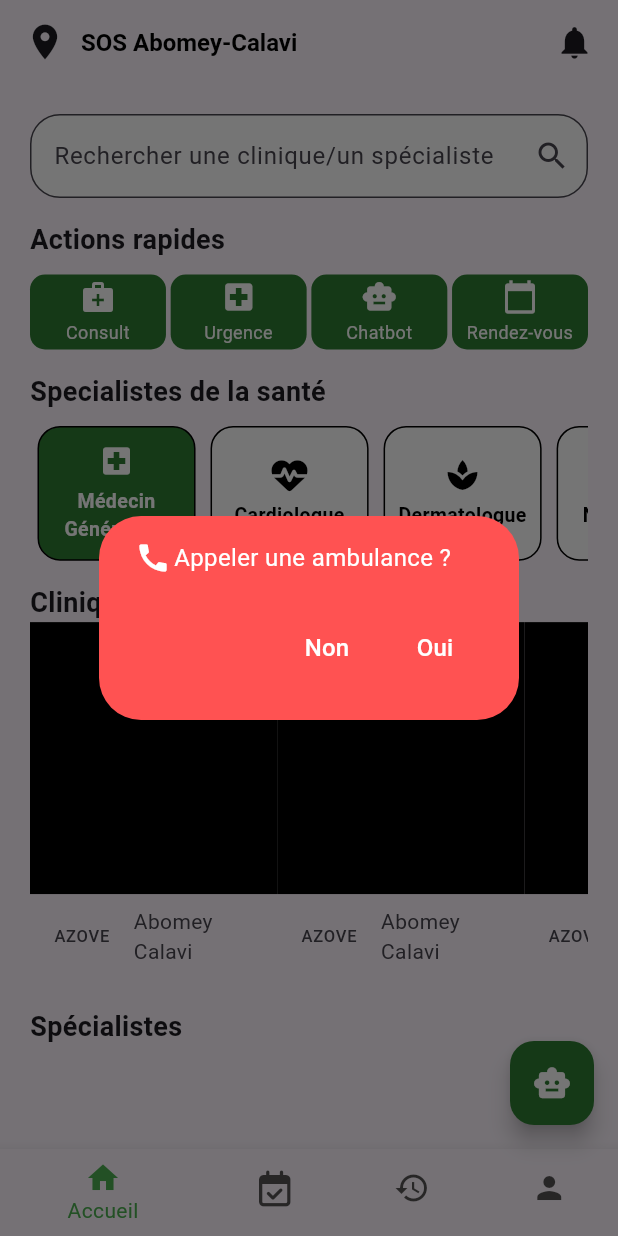
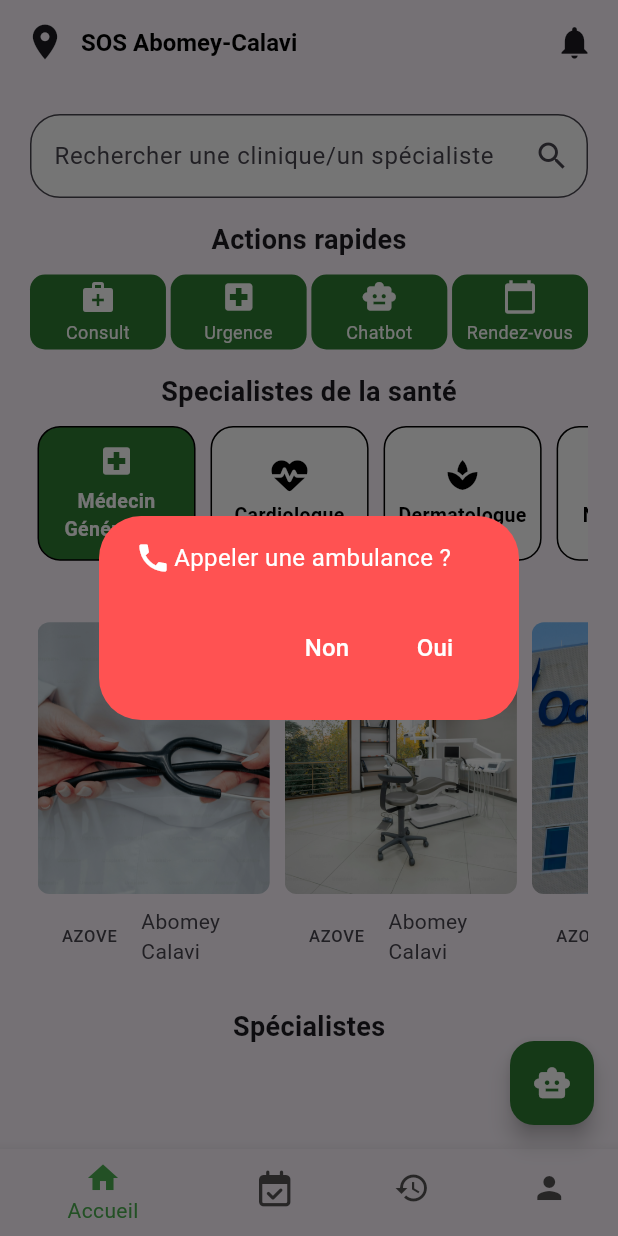
Before and after one commit to Medenou/medi, a Flutter app: the screen it shows after launch, after a tap on "Urgence", on a phone screen of 412 x 824 dp. Run offline on Flutter 3.47's test engine with Material 3 defaults, Android fonts, the phone set to English and light mode, and no system bars; our stand-ins replace cloud_firestore, firebase_auth, firebase_core, font_awesome_flutter, geocoding, location; accounts and stored records are empty.

Commit message:
Optimisation de Clinique

```diff
--- a/mediclic/lib/otherpages/clinique.dart
+++ b/mediclic/lib/otherpages/clinique.dart
@@ -11,6 +11,7 @@ class Clinique extends StatefulWidget {
 }
 
 class _CliniqueState extends State {
+  int selectedIndex = 0;
   @override
   Widget build(BuildContext context) {
     double hauteur = MediaQuery.of(context).size.height;
@@ -22,17 +23,36 @@ class _CliniqueState extends State {
         scrollDirection: Axis.horizontal,
         itemCount: 10,
         itemBuilder: (context, index) {
-          return SizedBox(
+          selectedIndex = index;
+          return GestureDetector(
+            child: Container(
+              padding: EdgeInsets.only(left: 5, right: 5),
               width: largeur * 0.4,
               height: hauteur * 0.3,
               child: Column(
                 children: [
-                Container(height: hauteur * 0.22, color: Colors.black),
+                  Container(
+                    height: hauteur * 0.22,
+
+                    decoration: BoxDecoration(
+                      image: DecorationImage(
+                        image:
+                            index % 3 == 0
+                                ? AssetImage('assets/image1.png')
+                                : index % 3 == 1
+                                ? AssetImage('assets/image2.png')
+                                : AssetImage('assets/image3.png'),
+                        fit: BoxFit.cover,
+                      ),
+                      borderRadius: BorderRadius.all(Radius.circular(8)),
+                    ),
+                  ),
                   ListTile(
                     leading: Text('AZOVE'),
                     subtitle: Text('Abomey Calavi'),
                   ),
                 ],
+              ),
             ),
           );
         },
--- a/mediclic/lib/pages/home.dart
+++ b/mediclic/lib/pages/home.dart
@@ -15,6 +15,77 @@ class Home extends StatefulWidget {
 }
 
 class _HomeState extends State<Home> {
+  @override
+  Widget build(BuildContext context) {
+    double largeur = MediaQuery.of(context).size.width;
+    return Scaffold(
+      appBar: AppBar(title: HomeBar()),
+      body: Padding(
+        padding: EdgeInsets.all(20),
+        child: Column(
+          mainAxisAlignment: MainAxisAlignment.start,
+          crossAxisAlignment: CrossAxisAlignment.start,
+          children: [
+            TextField(
+              decoration: InputDecoration(
+                suffixIcon: Icon(Icons.search),
+                hintText: 'Rechercher une clinique/un spécialiste',
+                filled: true,
+                fillColor: Colors.white,
+                border: OutlineInputBorder(
+                  borderSide: BorderSide(),
+                  borderRadius: BorderRadius.all(Radius.circular(20)),
+                ),
+              ),
+            ),
+            Body(),
+          ],
+        ),
+      ),
+    );
+  }
+}
+
+//HomeBar
+class HomeBar extends StatelessWidget {
+  const HomeBar({super.key});
+
+  @override
+  Widget build(BuildContext context) {
+    return Row(
+      mainAxisAlignment: MainAxisAlignment.spaceBetween,
+      children: [
+        Row(
+          spacing: 10,
+          children: [
+            Icon(Icons.location_on, size: 28),
+            Text(
+              'SOS Abomey-Calavi',
+              style: TextStyle(
+                color: Colors.black,
+                fontSize: 16,
+                fontWeight: FontWeight.bold,
+              ),
+            ),
+          ],
+        ),
+
+        Icon(Icons.notifications, size: 26),
+      ],
+    );
+  }
+}
+
+class Body extends StatefulWidget {
+  const Body({super.key});
+
+  @override
+  State<StatefulWidget> createState() {
+    return _BodyState();
+  }
+}
+
+class _BodyState extends State<Body> {
   int selectedIndex = 0;
   List<String> specialites = [
     "Médecin Généraliste",
@@ -55,27 +126,9 @@ class _HomeState extends State<Home> {
   @override
   Widget build(BuildContext context) {
     double largeur = MediaQuery.of(context).size.width;
-    return Scaffold(
-      appBar: AppBar(title: HomeBar()),
-      body: Padding(
-        padding: EdgeInsets.all(20),
-        child: Column(
-          mainAxisAlignment: MainAxisAlignment.start,
-          crossAxisAlignment: CrossAxisAlignment.start,
+
+    return Column(
       children: [
-            TextField(
-              decoration: InputDecoration(
-                suffixIcon: Icon(Icons.search),
-                hintText: 'Rechercher une clinique/un spécialiste',
-                filled: true,
-                fillColor: Colors.white,
-                border: OutlineInputBorder(
-                  borderSide: BorderSide(),
-                  borderRadius: BorderRadius.all(Radius.circular(20)),
-                ),
-              ),
-            ),
-
         SizedBox(height: 15),
         Text(
           'Actions rapides',
@@ -122,10 +175,7 @@ class _HomeState extends State<Home> {
                           Text(
                             'Appeler une ambulance ?',
                             textAlign: TextAlign.justify,
-                                style: TextStyle(
-                                  fontSize: 16,
-                                  color: Colors.white,
-                                ),
+                            style: TextStyle(fontSize: 16, color: Colors.white),
                           ),
                         ],
                       ),
@@ -133,10 +183,7 @@ class _HomeState extends State<Home> {
                         TextButton(
                           child: Text(
                             'Non',
-                                style: TextStyle(
-                                  color: Colors.white,
-                                  fontSize: 16,
-                                ),
+                            style: TextStyle(color: Colors.white, fontSize: 16),
                           ),
                           onPressed: () {
                             Navigator.of(context).pop();
@@ -145,10 +192,7 @@ class _HomeState extends State<Home> {
                         TextButton(
                           child: Text(
                             'Oui',
-                                style: TextStyle(
-                                  color: Colors.white,
-                                  fontSize: 16,
-                                ),
+                            style: TextStyle(color: Colors.white, fontSize: 16),
                           ),
                           onPressed: () {
                             Navigator.of(context).pop();
@@ -325,38 +369,6 @@ class _HomeState extends State<Home> {
           style: TextStyle(fontSize: 18, fontWeight: FontWeight.bold),
         ),
       ],
-        ),
-      ),
     );
   }
 }
-
-//HomeBar
-class HomeBar extends StatelessWidget {
-  const HomeBar({super.key});
-
-  @override
-  Widget build(BuildContext context) {
-    return Row(
-      mainAxisAlignment: MainAxisAlignment.spaceBetween,
-      children: [
-        Row(
-          spacing: 10,
-          children: [
-            Icon(Icons.location_on, size: 28),
-            Text(
-              'SOS Abomey-Calavi',
-              style: TextStyle(
-                color: Colors.black,
-                fontSize: 16,
-                fontWeight: FontWeight.bold,
-              ),
-            ),
-          ],
-        ),
-
-        Icon(Icons.notifications, size: 26),
-      ],
-    );
-  }
-}
--- a/mediclic/pubspec.yaml
+++ b/mediclic/pubspec.yaml
@@ -38,7 +38,9 @@ dependencies:
   firebase_auth: ^5.5.1
   cloud_firestore: ^5.6.5
   firebase_core: ^3.12.1
-
+  location: ^8.0.0
+  permission_handler: ^11.4.0
+  geocoding: ^3.0.0
 dev_dependencies:
   flutter_test:
     sdk: flutter
```
Also changed, not shown: mediclic/lib/otherpages/clniquedetails.dart (+5 -4 lines), mediclic/lib/otherpages/notifcation.dart (added, +24 -0 lines), mediclic/lib/pages/connexionpages/location.dart (added, +50 -0 lines), mediclic/lib/pages/connexionpages/signup_screen.dart (+63 -21 lines), mediclic/assets/image1.png (added), mediclic/assets/image2.png (added), mediclic/assets/image3.png (added), mediclic/pubspec.lock, 17 other files. Lines whose indentation alone changed are shown as unchanged.
